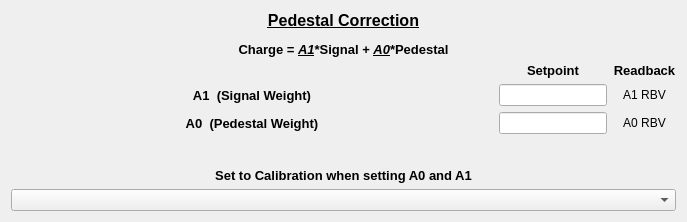
Above: bcmApp/ui/farady_cup_coef.ui from slaclab/BunchChargeMonitor before the change. Below: the same form after it.
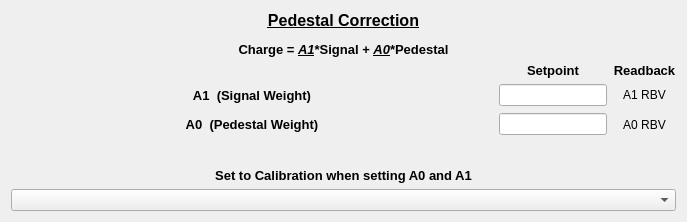
That is the form after the change. Custom widgets are drawn as their Qt base class.

Commit message: Converted readback and input to scientific notation. Changed layout settings.

```diff
--- a/bcmApp/ui/farady_cup_coef.ui
+++ b/bcmApp/ui/farady_cup_coef.ui
@@ -77,6 +77,12 @@
        </item>
        <item row="2" column="0">
         <widget class="QLabel" name="a0lbl">
+         <property name="minimumSize">
+          <size>
+           <width>0</width>
+           <height>25</height>
+          </size>
+         </property>
          <property name="font">
           <font>
            <pointsize>10</pointsize>
@@ -155,7 +161,7 @@
           <string>ca://FARC:${AREA}:${POS}:0:CoefA0</string>
          </property>
          <property name="displayFormat" stdset="0">
-          <enum>PyDMLineEdit::Decimal</enum>
+          <enum>PyDMLineEdit::Exponential</enum>
          </property>
         </widget>
        </item>
@@ -180,7 +186,7 @@
           <string>ca://FARC:${AREA}:${POS}:0:CoefA0RBV</string>
          </property>
          <property name="displayFormat" stdset="0">
-          <enum>PyDMLabel::Decimal</enum>
+          <enum>PyDMLabel::Exponential</enum>
          </property>
         </widget>
        </item>
```
Left out of the diff: 17 changed lines with no effect on the pictures.
